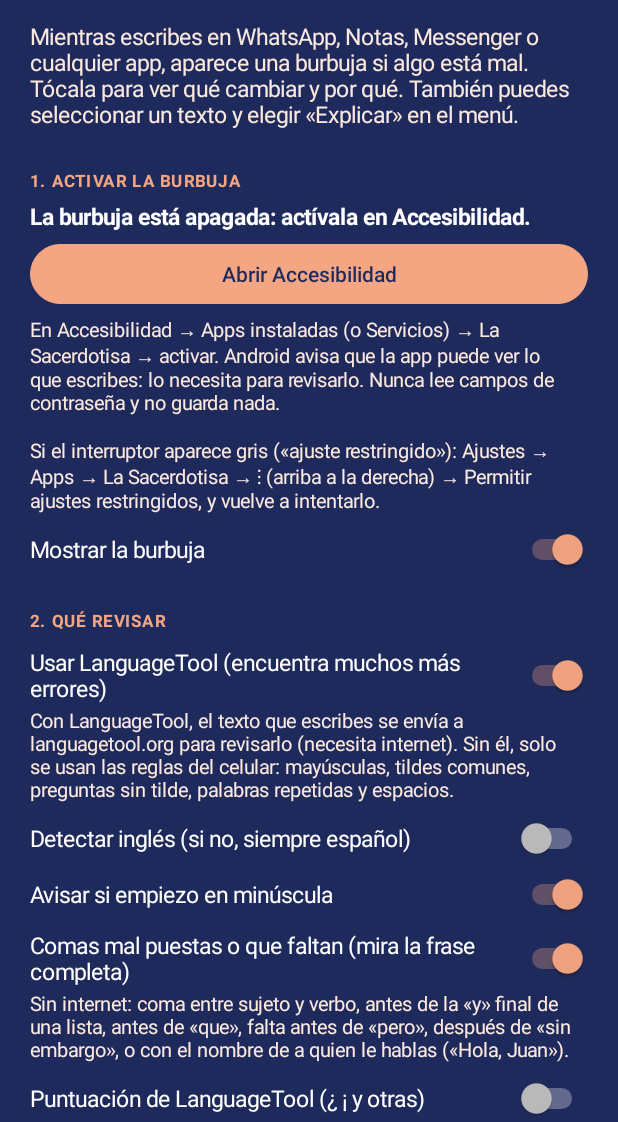
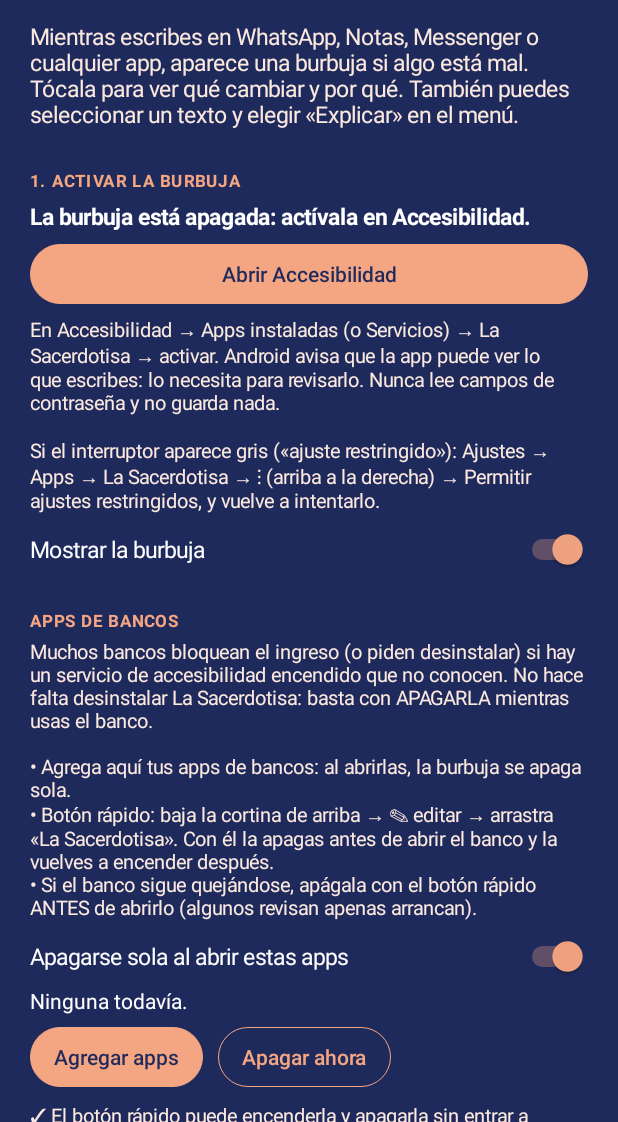
Before and after one commit to davidsant7e/sacerdotisa, an Android app: the screen it shows after launch (MainActivity), after a tap on "Abrir Accesibilidad", on a phone screen of 412 x 824 dp, the part 114-1236 px from its top. Run offline under Robolectric (Android 15) with nearby library versions, the phone set to English and light mode, and no system bars.

Commit message:
Android: apagar la burbuja con apps de bancos
Un banco obligó a desinstalar la app porque detecta servicios de accesibilidad
encendidos. Ahora no hace falta desinstalarla:
- Lista «Apps de bancos»: al abrir una, el servicio se apaga solo (disableSelf).
- Botón de ajustes rápidos «La Sacerdotisa» para apagarla/encenderla.
- Con WRITE_SECURE_SETTINGS (adb pm grant, una vez) el botón también la enciende.

Co-Authored-By: Claude Opus 5.5 <noreply@anthropic.com>
Claude-Session: https://claude.ai/code/session_01KBqHb5qWe9RAZi6PUzKf6c

```diff
--- a/android/app/src/main/java/com/davidsant7e/sacerdotisa/Ajustes.kt
+++ b/android/app/src/main/java/com/davidsant7e/sacerdotisa/Ajustes.kt
@@ -49,6 +49,15 @@ class Ajustes(context: Context) {
         get() = p.getStringSet("excluidas", DEFECTO_EXCLUIDAS) ?: DEFECTO_EXCLUIDAS
         set(v) = p.edit().putStringSet("excluidas", HashSet(v)).apply()
 
+    /** Apps de bancos: al abrirlas, la burbuja se apaga sola para que el banco no la bloquee. */
+    var protegidas: Set<String>
+        get() = p.getStringSet("protegidas", emptySet()) ?: emptySet()
+        set(v) = p.edit().putStringSet("protegidas", HashSet(v)).apply()
+
+    var apagarConBancos: Boolean
+        get() = p.getBoolean("apagarConBancos", true)
+        set(v) = p.edit().putBoolean("apagarConBancos", v).apply()
+
     fun excluir(paquete: String) { excluidas = excluidas + paquete }
     fun incluir(paquete: String) { excluidas = excluidas - paquete }
 
--- a/android/app/src/main/java/com/davidsant7e/sacerdotisa/ui/MainActivity.kt
+++ b/android/app/src/main/java/com/davidsant7e/sacerdotisa/ui/MainActivity.kt
@@ -1,7 +1,6 @@
 package com.davidsant7e.sacerdotisa.ui
 
 import android.app.Activity
-import android.content.ComponentName
 import android.content.Intent
 import android.os.Bundle
 import android.os.Handler
@@ -25,7 +24,7 @@ import com.davidsant7e.sacerdotisa.Boveda
 import com.davidsant7e.sacerdotisa.Motor
 import com.davidsant7e.sacerdotisa.R
 import com.davidsant7e.sacerdotisa.motor.Aviso
-import com.davidsant7e.sacerdotisa.servicio.SacerdotisaService
+import com.davidsant7e.sacerdotisa.servicio.Interruptor
 import java.util.concurrent.Executors
 
 /** Pantalla principal: activar la burbuja, ajustes y una caja para probar. */
@@ -38,6 +37,8 @@ class MainActivity : Activity() {
     private lateinit var resultados: LinearLayout
     private lateinit var prueba: EditText
     private lateinit var estadoGemini: TextView
+    private lateinit var protegidas: LinearLayout
+    private lateinit var estadoBancos: TextView
     private var avisosPrueba: List<Aviso> = emptyList()
     private val principal = Handler(Looper.getMainLooper())
     private val trabajo = Executors.newSingleThreadExecutor()
@@ -82,6 +83,30 @@ class MainActivity : Activity() {
                 "Permitir ajustes restringidos, y vuelve a intentarlo.",
             13f, Vistas.CREMA), c, arriba = 8))
         col.addView(interruptor("Mostrar la burbuja", ajustes.burbuja) { ajustes.burbuja = it })
+
+        // Apps de bancos
+        col.addView(seccion("Apps de bancos"))
+        col.addView(Vistas.margen(Vistas.texto(c,
+            "Muchos bancos bloquean el ingreso (o piden desinstalar) si hay un servicio de accesibilidad encendido que no conocen. " +
+                "No hace falta desinstalar La Sacerdotisa: basta con APAGARLA mientras usas el banco.\n\n" +
+                "• Agrega aquí tus apps de bancos: al abrirlas, la burbuja se apaga sola.\n" +
+                "• Botón rápido: baja la cortina de arriba → ✎ editar → arrastra «La Sacerdotisa». Con él la apagas antes de abrir el banco y la vuelves a encender después.\n" +
+                "• Si el banco sigue quejándose, apágala con el botón rápido ANTES de abrirlo (algunos revisan apenas arrancan).",
+            13f, Vistas.CREMA), c, arriba = 4))
+        col.addView(interruptor("Apagarse sola al abrir estas apps", ajustes.apagarConBancos) { ajustes.apagarConBancos = it })
+        protegidas = Vistas.columna(c)
+        col.addView(protegidas)
+        val filaBancos = Vistas.fila(c)
+        filaBancos.addView(Vistas.boton(c, "Agregar apps", true) { elegirBancos() })
+        filaBancos.addView(View(c), LinearLayout.LayoutParams(Vistas.dp(c, 10), 1))
+        filaBancos.addView(Vistas.boton(c, "Apagar ahora", false) {
+            if (!Interruptor.apagar(c)) Toast.makeText(c, "Ya está apagada.", Toast.LENGTH_SHORT).show()
+            principal.postDelayed({ refrescar() }, 600)
+        })
+        col.addView(Vistas.margen(filaBancos, c, arriba = 8))
+        estadoBancos = Vistas.texto(c, "", 13f, Vistas.CREMA)
+        estadoBancos.setTextIsSelectable(true)
+        col.addView(Vistas.margen(estadoBancos, c, arriba = 10))
 
         // 2. Qué revisar
         col.addView(seccion("2. Qué revisar"))
@@ -180,11 +205,16 @@ class MainActivity : Activity() {
 
     override fun onResume() {
         super.onResume()
+        refrescar()
+    }
+
+    private fun refrescar() {
         val activo = servicioActivo()
         estado.text = if (activo) "✓ La burbuja está activa." else "La burbuja está apagada: actívala en Accesibilidad."
         estado.setTextColor(if (activo) Vistas.DURAZNO else Vistas.BLANCO)
         botonActivar.visibility = if (activo) View.GONE else View.VISIBLE
         pintarExcluidas()
+        pintarProtegidas()
     }
 
     override fun onDestroy() {
@@ -192,10 +222,51 @@ class MainActivity : Activity() {
         super.onDestroy()
     }
 
-    private fun servicioActivo(): Boolean {
-        val lista = Settings.Secure.getString(contentResolver, Settings.Secure.ENABLED_ACCESSIBILITY_SERVICES) ?: return false
-        val yo = ComponentName(this, SacerdotisaService::class.java)
-        return lista.split(':').any { ComponentName.unflattenFromString(it) == yo }
+    private fun servicioActivo(): Boolean = Interruptor.activo(this)
+
+    private fun nombreDe(pkg: String): String =
+        runCatching { packageManager.getApplicationLabel(packageManager.getApplicationInfo(pkg, 0)).toString() }.getOrDefault(pkg)
+
+    private fun pintarProtegidas() {
+        protegidas.removeAllViews()
+        val lista = ajustes.protegidas
+        if (lista.isEmpty()) {
+            protegidas.addView(Vistas.margen(Vistas.texto(this, "Ninguna todavía.", 14f, Vistas.BLANCO), this, arriba = 6))
+        }
+        for (pkg in lista.sortedBy { nombreDe(it).lowercase() }) {
+            val f = Vistas.fila(this)
+            f.addView(Vistas.texto(this, nombreDe(pkg), 15f), LinearLayout.LayoutParams(0, LinearLayout.LayoutParams.WRAP_CONTENT, 1f))
+            f.addView(Vistas.boton(this, "Quitar", false) { ajustes.protegidas = ajustes.protegidas - pkg; pintarProtegidas() })
+            protegidas.addView(Vistas.margen(f, this, arriba = 6))
+        }
+        estadoBancos.text = if (Interruptor.puedeEncender(this)) {
+            "✓ El botón rápido puede encenderla y apagarla sin entrar a Ajustes."
+        } else {
+            "El botón rápido la apaga, pero para encenderla te lleva a Accesibilidad. Para que también la encienda, " +
+                "da este permiso una vez desde el PC (con el celular conectado):\n" +
+                "adb shell pm grant $packageName android.permission.WRITE_SECURE_SETTINGS"
+        }
+    }
+
+    /** Lista de apps con ícono; las que parecen de bancos o pagos van primero. */
+    private fun elegirBancos() {
+        val pm = packageManager
+        val lanzables = pm.queryIntentActivities(
+            Intent(Intent.ACTION_MAIN).addCategory(Intent.CATEGORY_LAUNCHER), 0,
+        ).map { it.activityInfo.packageName }.distinct().filter { it != packageName }
+        val apps = lanzables.map { it to nombreDe(it) }
+            .sortedWith(compareBy({ !Interruptor.pareceBanco(it.second, it.first) }, { it.second.lowercase() }))
+        val nombres = apps.map { (pkg, nombre) -> if (Interruptor.pareceBanco(nombre, pkg)) "🏦 $nombre" else nombre }.toTypedArray()
+        val marcadas = BooleanArray(apps.size) { apps[it].first in ajustes.protegidas }
+        android.app.AlertDialog.Builder(this)
+            .setTitle("Apps de bancos y pagos")
+            .setMultiChoiceItems(nombres, marcadas) { _, i, v -> marcadas[i] = v }
+            .setPositiveButton("Guardar") { _, _ ->
+                ajustes.protegidas = apps.filterIndexed { i, _ -> marcadas[i] }.map { it.first }.toSet()
+                pintarProtegidas()
+            }
+            .setNegativeButton("Cancelar", null)
+            .show()
     }
 
     private fun pintarExcluidas() {
```
Also changed, not shown: android/app/src/main/AndroidManifest.xml (+30 -0 lines), android/app/src/main/java/com/davidsant7e/sacerdotisa/servicio/Interruptor.kt (added, +87 -0 lines), android/app/src/main/java/com/davidsant7e/sacerdotisa/servicio/Mosaico.kt (added, +52 -0 lines), android/app/src/main/java/com/davidsant7e/sacerdotisa/servicio/SacerdotisaService.kt (+24 -0 lines), android/app/src/main/res/drawable/ic_mosaico.xml (added, +9 -0 lines), 1 other file.
